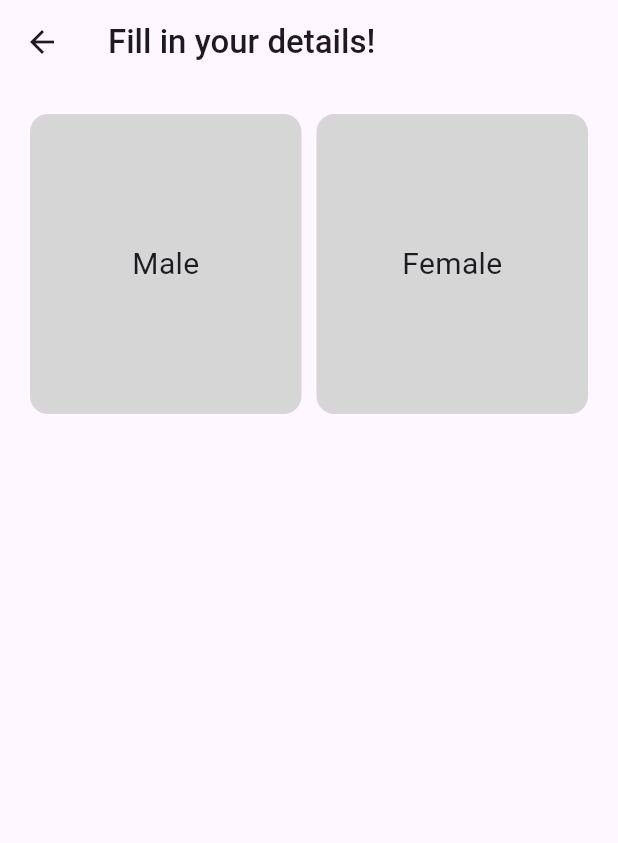
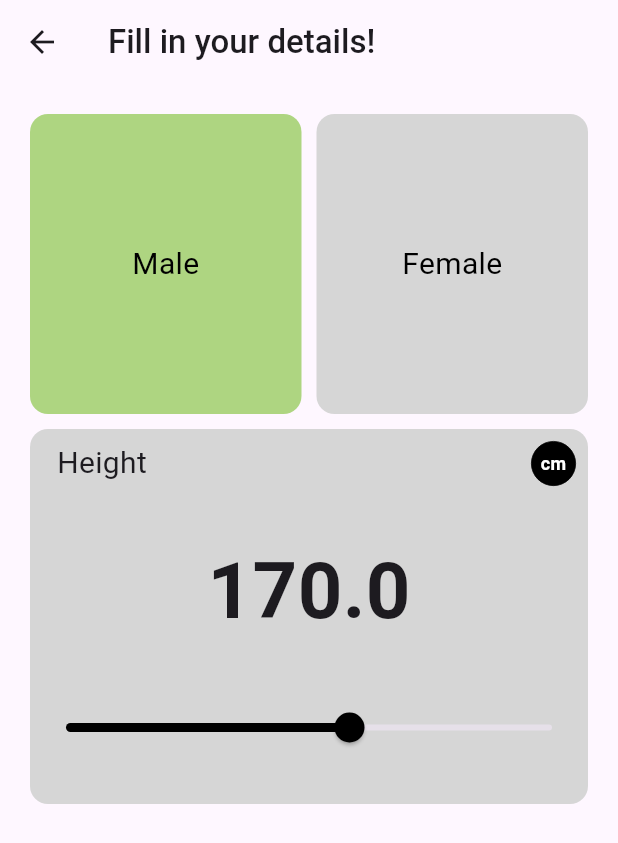
Before and after one commit to mohdshahzil/bmi_calculator, a Flutter app: the HomeScreen screen opened directly, on a phone screen of 412 x 824 dp. Shown: the top 843 px of the screen. Run offline on Flutter 3.47's test engine with Material 3 defaults, Android fonts, the phone set to English and light mode, and no system bars; our stand-ins replace animated_text_kit.

Commit message:
height box slider added

```diff
--- a/lib/home_screen.dart
+++ b/lib/home_screen.dart
@@ -1,34 +1,62 @@
 import 'package:bmi_calculator/ui/gender_box.dart';
+import 'package:bmi_calculator/ui/height_box.dart';
 import 'package:flutter/material.dart';
 
-class HomeScreen extends StatelessWidget {
-  const HomeScreen({super.key});
+class HomeScreen extends StatefulWidget {
+  const HomeScreen({Key? key}) : super(key: key);
+
+  @override
+  _HomeScreenState createState() => _HomeScreenState();
+}
+
+class _HomeScreenState extends State<HomeScreen> {
+  String _selectedGender = "Male";
+
+  void _onGenderTap(String gender) {
+    setState(() {
+      if (_selectedGender == gender) {
+        _selectedGender = ''; // Deselect if already selected
+      } else {
+        _selectedGender = gender;
+      }
+    });
+  }
 
   @override
   Widget build(BuildContext context) {
     return Scaffold(
       appBar: AppBar(
-        title: const Text('Fill in your details!',
-            style: TextStyle(fontWeight: FontWeight.w500)),
+        title: const Text(
+          'Fill in your details!',
+          style: TextStyle(fontWeight: FontWeight.w500),
+        ),
       ),
       body: Container(
         margin: const EdgeInsets.all(15.0),
-          child: const Column(
+        child: Column(
           children: [
             Row(
               children: [
                 Expanded(
-                    child: GenderBox(gender: "Male"),
+                  child: GenderBox(
+                    gender: "Male",
+                    isSelected: _selectedGender == "Male",
+                    onTap: () => _onGenderTap("Male"),
+                  ),
                 ),
                 Expanded(
                   child: GenderBox(
                     gender: "Female",
+                    isSelected: _selectedGender == "Female",
+                    onTap: () => _onGenderTap("Female"),
                   ),
                 ),
               ],
-              )
+            ),
+            HeightBox(),
           ],
-          )),
+        ),
+      ),
     );
   }
 }
--- a/lib/ui/gender_box.dart
+++ b/lib/ui/gender_box.dart
@@ -1,25 +1,36 @@
 import 'package:flutter/material.dart';
 
 class GenderBox extends StatelessWidget {
-  const GenderBox({super.key, required this.gender});
+  final String gender;
+  final bool isSelected;
+  final VoidCallback onTap;
 
-  final String gender;
+  const GenderBox({
+    Key? key,
+    required this.gender,
+    required this.isSelected,
+    required this.onTap,
+  }) : super(key: key);
 
   @override
   Widget build(BuildContext context) {
-    return Container(
+    return GestureDetector(
+      onTap: onTap,
+      child: Container(
         margin: const EdgeInsets.all(5),
         height: 200,
         decoration: BoxDecoration(
-        color: Colors.grey[350],
+          color: isSelected ? Colors.lightGreen[300] : Colors.grey[350],
           borderRadius: BorderRadius.circular(12),
         ),
         child: Center(
           child: Text(
             gender,
-          style: const TextStyle(
+            style: TextStyle(
               fontSize: 20,
               fontWeight: FontWeight.w400,
+              color: isSelected ? Colors.black : Colors.black,
+            ),
           ),
         ),
       ),
--- /dev/null
+++ b/lib/ui/height_box.dart
@@ -0,0 +1,91 @@
+import 'package:flutter/material.dart';
+
+class HeightBox extends StatefulWidget {
+  const HeightBox({super.key});
+
+  @override
+  _HeightBoxState createState() => _HeightBoxState();
+}
+
+class _HeightBoxState extends State<HeightBox> {
+  double _currentHeight = 170.0;
+
+  void _handleHeightChanged(double newHeight) {
+    setState(() {
+      _currentHeight = newHeight;
+    });
+  }
+
+  @override
+  Widget build(BuildContext context) {
+    return Container(
+      margin: const EdgeInsets.all(5),
+      height: 250,
+      decoration: BoxDecoration(
+        color: Colors.grey[350],
+        borderRadius: BorderRadius.circular(12),
+      ),
+      child: Column(
+        mainAxisAlignment: MainAxisAlignment.start,
+        children: [
+          Padding(
+            padding: const EdgeInsets.all(8.0),
+            child: Row(
+              children: [
+                Container(
+                  margin: const EdgeInsets.only(left: 10),
+                  child: const Text(
+                    "Height",
+                    style: TextStyle(
+                      fontSize: 20,
+                      fontWeight: FontWeight.w400,
+                    ),
+                  ),
+                ),
+                const Spacer(), // This will push the "cm" circle to the far right
+                Container(
+                  width: 30,
+                  height: 30,
+                  decoration: BoxDecoration(
+                    color: Colors.black, // Circle color
+                    shape: BoxShape.circle,
+                    border: Border.all(
+                      color: Colors.black,
+                      width: 0.5,
+                    ),
+                  ),
+                  child: const Center(
+                    child: Text(
+                      "cm",
+                      style: TextStyle(
+                          fontSize: 12,
+                          fontWeight: FontWeight.bold,
+                          color: Colors.white),
+                    ),
+                  ),
+                ),
+              ],
+            ),
+          ),
+          const SizedBox(height: 25),
+          Text(
+            _currentHeight.toStringAsFixed(1),
+            style: const TextStyle(
+              fontSize: 52,
+              fontWeight: FontWeight.bold,
+            ),
+          ),
+          const SizedBox(height: 30),
+          Slider(
+            value: _currentHeight,
+            thumbColor: Colors.black,
+            activeColor: Colors.black,
+            min: 100.0,
+            max: 220.0,
+            onChanged: _handleHeightChanged,
+          ),
+        ],
+      ),
+    );
+  }
+}
```
Lines whose indentation alone changed are shown as unchanged.
